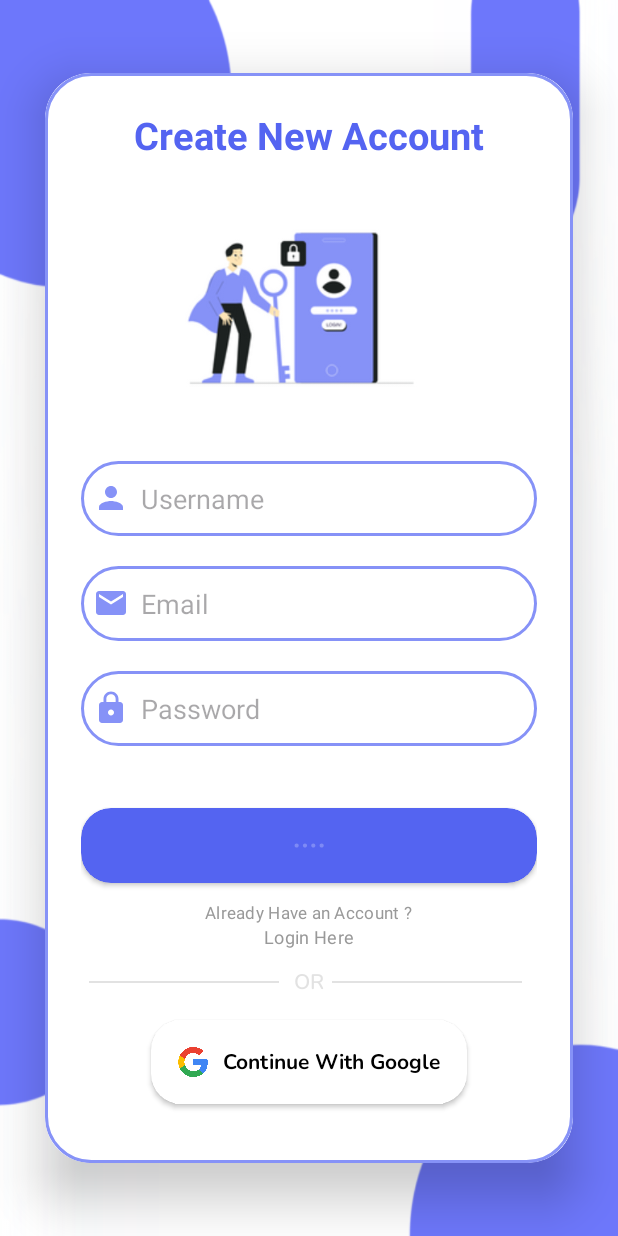
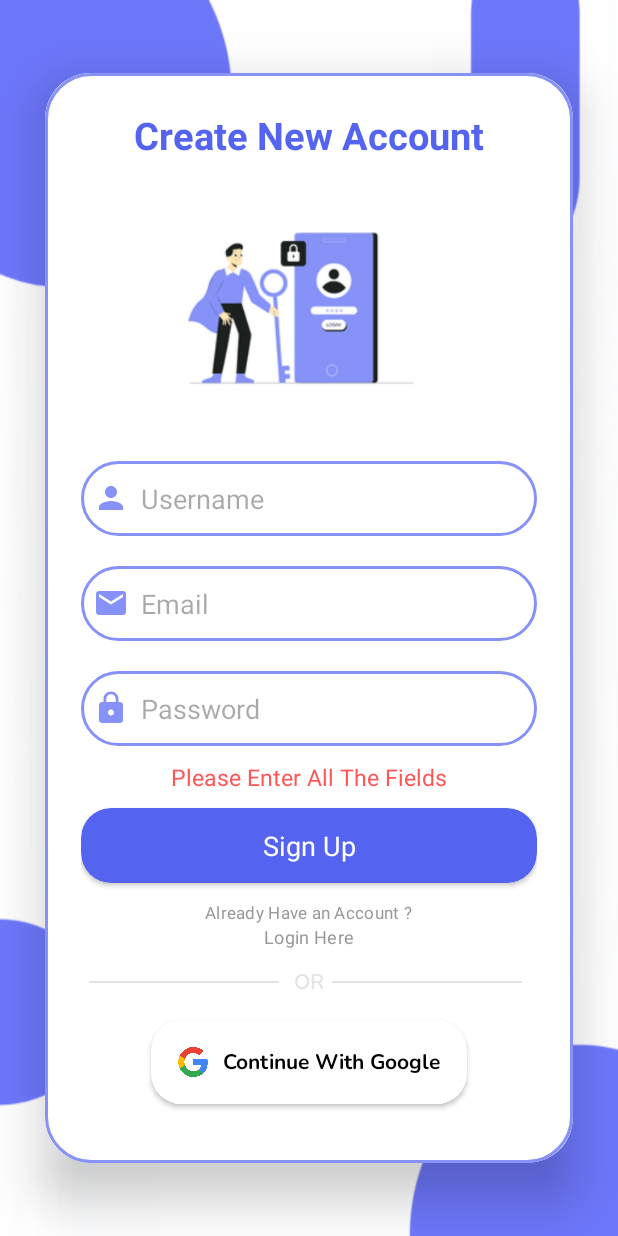
Before and after one commit to labmember003/Notes-App, an Android app: the screen it shows after launch (MainActivity), after a tap on "Sign Up", on a phone screen of 412 x 824 dp. Run offline under Robolectric (Android 15) with nearby library versions, the phone set to English and light mode, and no system bars; our stand-ins replace Dagger/Hilt's generated code, navigation-ui.

Commit message:
connected login signup page

```diff
--- /dev/null
+++ b/app/src/main/java/com/falcon/notesapp/AuthViewModel.kt
@@ -0,0 +1,44 @@
+package com.falcon.notesapp
+
+import android.util.Patterns
+import androidx.lifecycle.LiveData
+import androidx.lifecycle.ViewModel
+import androidx.lifecycle.viewModelScope
+import com.falcon.notesapp.models.UserRequest
+import com.falcon.notesapp.models.UserResponse
+import com.falcon.notesapp.repository.UserRepository
+import com.falcon.notesapp.utils.NetworkResult
+import dagger.hilt.android.lifecycle.HiltViewModel
+import kotlinx.coroutines.launch
+import java.util.regex.Pattern
+import javax.inject.Inject
+
+@HiltViewModel
+class AuthViewModel @Inject constructor (private val userRepository: UserRepository): ViewModel() {
+
+    val userResponseLiveData : LiveData<NetworkResult<UserResponse>>
+    get() = userRepository.userResponseLiveData
+
+    fun registerUser(userRequest: UserRequest) {
+        viewModelScope.launch {
+            userRepository.registerUser(userRequest)
+        }
+    }
+    fun loginUser(userRequest: UserRequest) {
+        viewModelScope.launch {
+            userRepository.loginUser(userRequest)
+        }
+    }
+
+    fun validateCredentials(userName: String, emailAddress: String, password: String, isLogin: Boolean): Pair<Boolean, String> {
+        var result = Pair(true, "")
+        if ((!isLogin && userName.isEmpty()) || emailAddress.isEmpty() || password.isEmpty()) {
+            result =  Pair(false, "Please Enter All The Fields")
+        } else if (!Patterns.EMAIL_ADDRESS.matcher(emailAddress).matches()) {
+            result =  Pair(false, "Please Enter Valid E-Mail")
+        } else if (password.length <= 5) {
+            result =  Pair(false, "Password Length Should Be Greater Than 5")
+        }
+        return result
+    }
+}
--- a/app/src/main/java/com/falcon/notesapp/MainActivity.kt
+++ b/app/src/main/java/com/falcon/notesapp/MainActivity.kt
@@ -12,7 +12,9 @@ import android.view.Menu
 import android.view.MenuItem
 import android.view.View
 import com.falcon.notesapp.databinding.ActivityMainBinding
+import dagger.hilt.android.AndroidEntryPoint
 
+@AndroidEntryPoint
 class MainActivity : AppCompatActivity() {
 
     private lateinit var appBarConfiguration: AppBarConfiguration
--- a/app/src/main/java/com/falcon/notesapp/api/UserAPI.kt
+++ b/app/src/main/java/com/falcon/notesapp/api/UserAPI.kt
@@ -5,11 +5,12 @@ import com.falcon.notesapp.models.UserRequest
 import com.falcon.notesapp.models.UserResponse
 import retrofit2.http.POST
 import retrofit2.Response
+import retrofit2.http.Body
 
 interface UserAPI {
     @POST("/users/signup")
-    suspend fun signup(userRequest: UserRequest): Response<UserResponse>
+    suspend fun signup(@Body userRequest: UserRequest): Response<UserResponse>
 
     @POST("/users/signin")
-    suspend fun signin(userRequest: UserRequest): Response<UserResponse>
+    suspend fun signin(@Body userRequest: UserRequest): Response<UserResponse>
 }
--- a/app/src/main/java/com/falcon/notesapp/login/SignUpFragment.kt
+++ b/app/src/main/java/com/falcon/notesapp/login/SignUpFragment.kt
@@ -1,39 +1,91 @@
 package com.falcon.notesapp.login
 
+import android.opengl.Visibility
 import android.os.Bundle
+import android.util.Log
 import androidx.fragment.app.Fragment
 import android.view.LayoutInflater
 import android.view.View
 import android.view.ViewGroup
+import androidx.fragment.app.viewModels
 import androidx.navigation.fragment.findNavController
+import com.falcon.notesapp.AuthViewModel
 import com.falcon.notesapp.R
 import com.falcon.notesapp.databinding.FragmentLoginBinding
 import com.falcon.notesapp.databinding.FragmentSignUpBinding
+import com.falcon.notesapp.models.UserRequest
+import com.falcon.notesapp.utils.Constants.TAG
+import com.falcon.notesapp.utils.NetworkResult
+import dagger.hilt.android.AndroidEntryPoint
+import kotlinx.coroutines.delay
 
-
+@AndroidEntryPoint
 class SignUpFragment : Fragment() {
 
     private var _binding: FragmentSignUpBinding? = null
     private val binding get() = _binding!!
-
+    private val authViewModel by viewModels<AuthViewModel>()
     override fun onCreateView(
         inflater: LayoutInflater, container: ViewGroup?,
         savedInstanceState: Bundle?
     ): View {
         _binding = FragmentSignUpBinding.inflate(inflater, container, false)
+        return binding.root
+    }
+
+    override fun onViewCreated(view: View, savedInstanceState: Bundle?) {
+        super.onViewCreated(view, savedInstanceState)
+
         binding.loginPanel.setOnClickListener {
-            binding.loginButton.visibility = View.GONE
-            binding.animationView.visibility = View.VISIBLE
-            binding.animationView.setAnimation("loading-dots.json")
-            binding.animationView.playAnimation()
+            val validateResult = validateUserInput()
+            if (validateResult.first) {
+                binding.loginButton.visibility = View.GONE
+                binding.animationView.visibility = View.VISIBLE
+                binding.animationView.setAnimation("loading-dots.json")
+                binding.animationView.playAnimation()
+                authViewModel.registerUser(getUserRequest())
+            } else {
+                binding.errorTextview.text = validateResult.second
+                binding.errorTextview.visibility = View.VISIBLE
+            }
         }
-        binding.accountExistTxt.setOnClickListener {
+        binding.accountExistLL.setOnClickListener {
             findNavController().navigate(R.id.action_SignUpFragment_to_LoginFragment)
         }
-        binding.accountExistTxt2.setOnClickListener {
-            findNavController().navigate(R.id.action_SignUpFragment_to_LoginFragment)
+
+        bindObservers()
+    }
+
+    private fun getUserRequest(): UserRequest {
+        return UserRequest(binding.EmailText.text.toString(), binding.password.text.toString(), binding.username.text.toString() )
+    }
+
+    private fun validateUserInput(): Pair<Boolean, String> {
+        val userRequest = getUserRequest()
+        return authViewModel.validateCredentials(userRequest.username, userRequest.email, userRequest.password, false)
+    }
+
+    private fun bindObservers() {
+        authViewModel.userResponseLiveData.observe(viewLifecycleOwner) {
+            when (it) {
+                is NetworkResult.Success -> {
+    //                    Token
+                    findNavController().navigate(R.id.action_SignUpFragment_to_mainFragment)
+                }
+                is NetworkResult.Error -> {
+                    binding.errorTextview.text = it.message
+                    binding.errorTextview.visibility = View.VISIBLE
+                    binding.animationView.visibility = View.GONE
+                    binding.loginButton.visibility = View.VISIBLE
+                }
+                is NetworkResult.Loading -> {
+                    binding.loginButton.visibility = View.GONE
+                    binding.animationView.visibility = View.VISIBLE
+                    binding.animationView.setAnimation("loading-dots.json")
+                    binding.animationView.playAnimation()
+                }
+            }
         }
-        return binding.root
     }
 
     override fun onDestroyView() {
--- a/app/src/main/java/com/falcon/notesapp/models/UserRequest.kt
+++ b/app/src/main/java/com/falcon/notesapp/models/UserRequest.kt
@@ -1,6 +1,6 @@
 package com.falcon.notesapp.models
 
-data class UserRequest(
+data class  UserRequest(
     val email: String,
     val password: String,
     val username: String
--- a/app/src/main/java/com/falcon/notesapp/utils/Constants.kt
+++ b/app/src/main/java/com/falcon/notesapp/utils/Constants.kt
@@ -2,5 +2,5 @@ package com.falcon.notesapp.utils
 
 object Constants {
     const val TAG = "FALCONTECHLAB"
-    const val BASE_URL = "node-api-rosy-nine.vercel.app/"
+    const val BASE_URL = "https://node-api-rosy-nine.vercel.app/"
 }
--- a/app/src/main/res/layout/fragment_sign_up.xml
+++ b/app/src/main/res/layout/fragment_sign_up.xml
@@ -53,9 +53,9 @@
             </ImageView>
 
             <EditText
+                android:id="@+id/username"
                 android:layout_width="match_parent"
                 android:layout_height="50dp"
-                android:id="@+id/username"
                 android:background="@drawable/creatingpage"
                 android:padding="8dp"
                 android:hint="Username"
@@ -64,9 +64,9 @@
                 android:drawablePadding="8dp"/>
 
             <EditText
+                android:id="@+id/Email_text"
                 android:layout_width="match_parent"
                 android:layout_height="50dp"
-                android:id="@+id/Email_text"
                 android:background="@drawable/creatingpage"
                 android:layout_marginTop="20dp"
                 android:padding="8dp"
@@ -75,9 +75,9 @@
                 android:textColor="@color/black"
                 android:drawablePadding="8dp"/>
             <EditText
+                android:id="@+id/password"
                 android:layout_width="match_parent"
                 android:layout_height="50dp"
-                android:id="@+id/password"
                 android:background="@drawable/creatingpage"
                 android:layout_marginTop="20dp"
                 android:inputType="textPassword"
@@ -88,6 +88,7 @@
                 android:drawablePadding="8dp"/>
 
             <TextView
+                android:id="@+id/error_textview"
                 android:layout_width="wrap_content"
                 android:layout_height="wrap_content"
                 android:textAlignment="center"
@@ -124,6 +125,11 @@
                     app:lottie_loop="true" />
             </androidx.cardview.widget.CardView>
 
+            <LinearLayout
+                android:id="@+id/account_exist_LL"
+                android:layout_width="match_parent"
+                android:layout_height="wrap_content"
+                android:orientation="vertical">
                 <TextView
                     android:id="@+id/account_exist_txt"
                     android:layout_width="wrap_content"
@@ -150,6 +156,8 @@
                     android:textColor="@color/lightgrey"
                     style="@style/MaterialAlertDialog.Material3.Body.Text"
                     />
+            </LinearLayout>
+
 
 
             <androidx.constraintlayout.widget.ConstraintLayout
--- a/app/src/main/res/navigation/nav_graph.xml
+++ b/app/src/main/res/navigation/nav_graph.xml
@@ -13,10 +13,14 @@
 
         <action
             android:id="@+id/action_LoginFragment_to_SignUpFragment"
-            app:destination="@id/SignUpFragment" />
+            app:destination="@id/SignUpFragment"
+            app:popUpTo="@id/SignUpFragment"
+            app:popUpToInclusive="true" />
         <action
             android:id="@+id/action_LoginFragment_to_mainFragment"
-            app:destination="@id/mainFragment" />
+            app:destination="@id/mainFragment"
+            app:popUpTo="@id/SignUpFragment"
+            app:popUpToInclusive="true" />
     </fragment>
     <fragment
         android:id="@+id/SignUpFragment"
@@ -29,7 +33,9 @@
             app:destination="@id/LoginFragment" />
         <action
             android:id="@+id/action_SignUpFragment_to_mainFragment"
-            app:destination="@id/mainFragment" />
+            app:destination="@id/mainFragment"
+            app:popUpTo="@id/SignUpFragment"
+            app:popUpToInclusive="true" />
     </fragment>
     <fragment
         android:id="@+id/mainFragment"
```
Also changed, not shown: app/src/main/java/com/falcon/notesapp/login/LoginFragment.kt (+58 -5 lines), app/src/main/java/com/falcon/notesapp/repository/UserRepository.kt (added, +44 -0 lines), app/src/main/java/com/falcon/notesapp/utils/NetworkResult.kt (added, +7 -0 lines), app/src/main/res/layout/fragment_login.xml (+15 -3 lines). Lines whose indentation alone changed are shown as unchanged.
